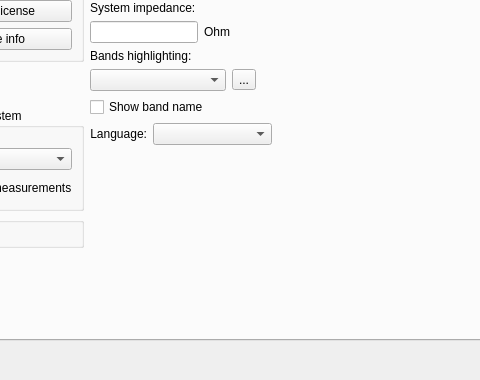
This is settings.ui in K4HEZ/AntScopeZ as Qt 5 draws it before an edit; both pictures show x 115 to 595 and y 230 to 610 of the 797 by 610 pixel window. The edited form follows.
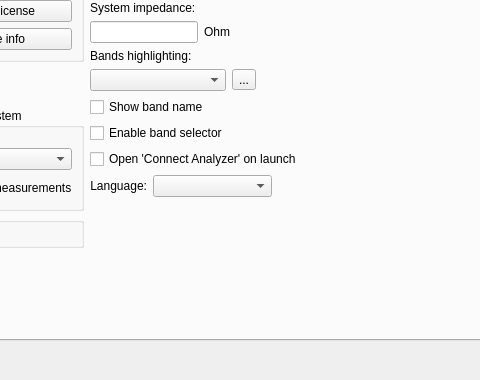
This is the edited form. The open tabs and pages were chosen to show the change.

```diff
--- a/settings.ui
+++ b/settings.ui
@@ -458,6 +458,20 @@
                </property>
               </widget>
              </item>
+             <item>
+              <widget class="QCheckBox" name="checkBoxBandSelector">
+               <property name="text">
+                <string>Enable band selector</string>
+               </property>
+              </widget>
+             </item>
+             <item>
+              <widget class="QCheckBox" name="checkBoxOpenConnectAnalyzerAtLaunch">
+               <property name="text">
+                <string>Open 'Connect Analyzer' on launch</string>
+               </property>
+              </widget>
+             </item>
             </layout>
            </item>
            <item>
```
